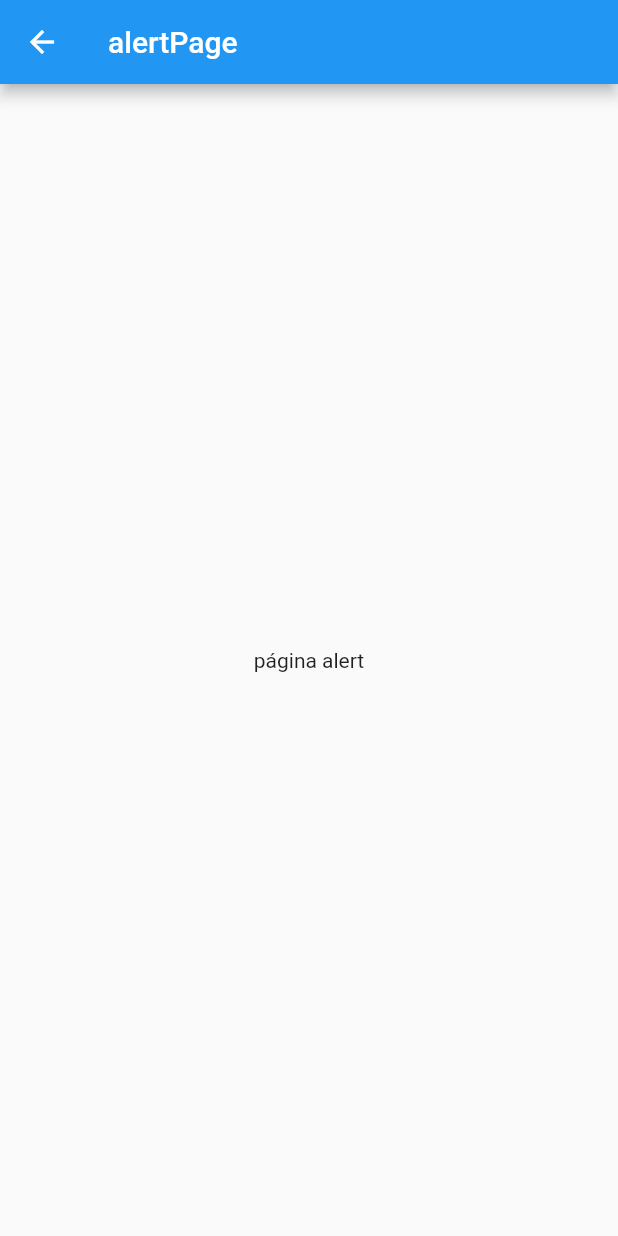
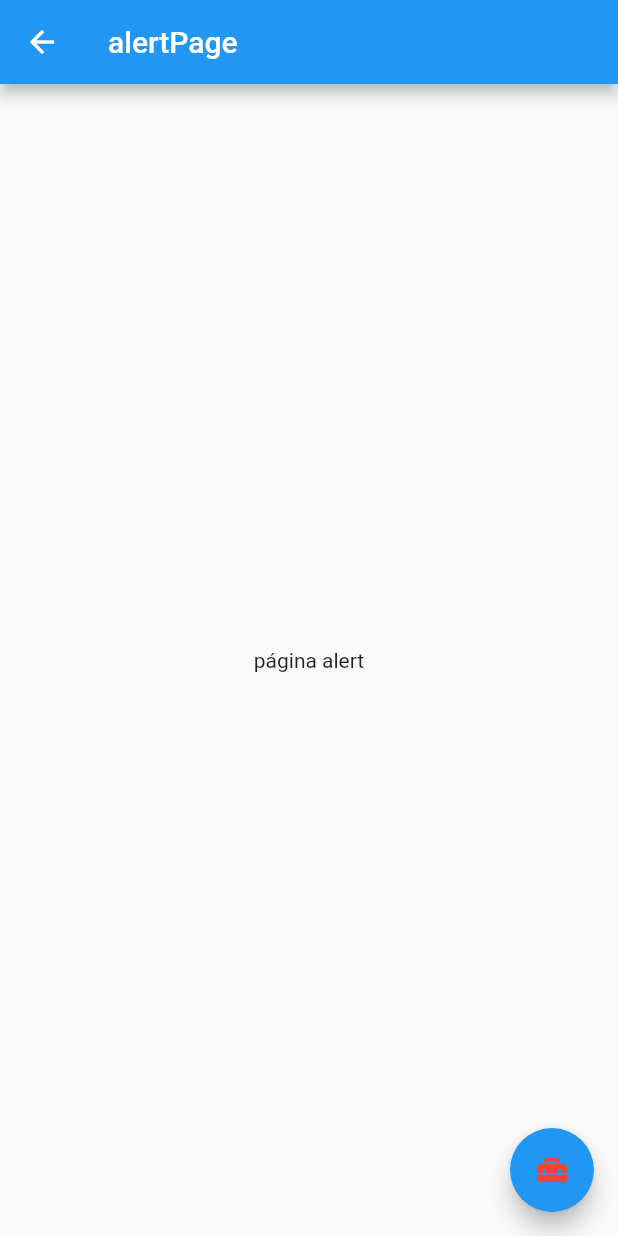
Before and after one commit to lalo1234321/componetesGit, a Flutter app: the AlertPage screen opened by its route, on a phone screen of 412 x 824 dp. Run offline on Flutter 3.47's test engine with Material 2 defaults, Android fonts, the phone set to English and light mode, and no system bars.

Commit message:
adding floating action button

```diff
--- a/lib/pages/alert_page.dart
+++ b/lib/pages/alert_page.dart
@@ -10,6 +10,12 @@ class AlertPage extends StatelessWidget {
       body: Center(
         child: Text('página alert'),
       ),
+      floatingActionButton: FloatingActionButton(
+        child: Icon(Icons.home_repair_service, color: Colors.red,),
+        onPressed: (){
+          Navigator.of(context).pop();
+        },
+      ),
     );
   }
 }
```
